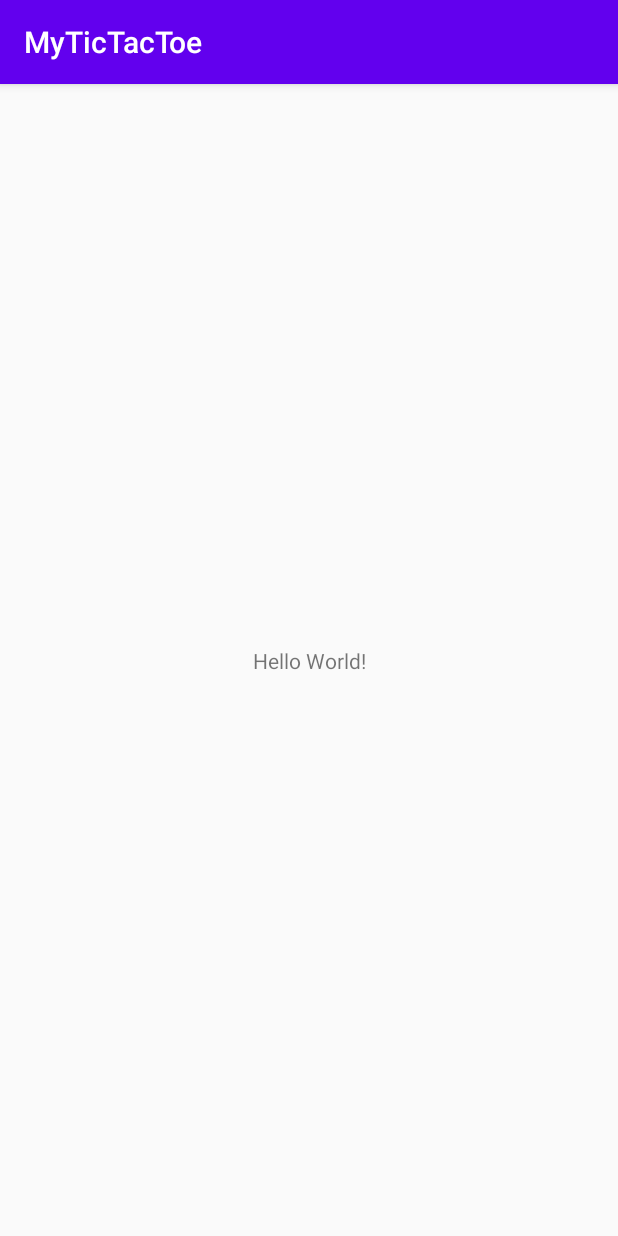
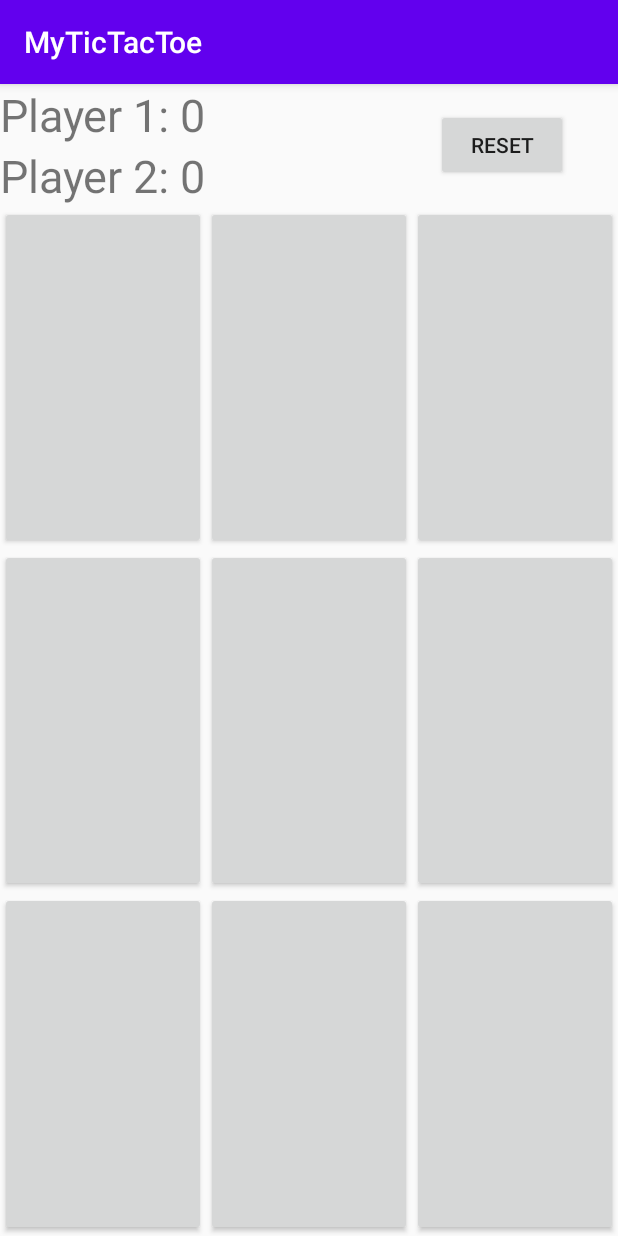
Before and after one commit to JensLantz/MyTicTacToe, an Android app: the screen it shows after launch (MainActivity), on a phone screen of 412 x 824 dp. Run offline under Robolectric (Android 15) with nearby library versions, the phone set to English and light mode, and no system bars.

Commit message:
added basic ui to work with later

```diff
--- a/app/src/main/AndroidManifest.xml
+++ b/app/src/main/AndroidManifest.xml
@@ -1,6 +1,6 @@
 <?xml version="1.0" encoding="utf-8"?>
 <manifest xmlns:android="http://schemas.android.com/apk/res/android"
-    package="com.example.mytictactoe">
+    package="com.example.mytictactoe" >
 
     <application
         android:allowBackup="true"
@@ -8,8 +8,8 @@
         android:label="@string/app_name"
         android:roundIcon="@mipmap/ic_launcher_round"
         android:supportsRtl="true"
-        android:theme="@style/AppTheme">
-        <activity android:name=".MainActivity">
+        android:theme="@style/AppTheme" >
+        <activity android:name=".MainActivity" >
             <intent-filter>
                 <action android:name="android.intent.action.MAIN" />
 
--- a/app/src/main/java/com/example/mytictactoe/MainActivity.java
+++ b/app/src/main/java/com/example/mytictactoe/MainActivity.java
@@ -1,7 +1,6 @@
 package com.example.mytictactoe;
 
 import androidx.appcompat.app.AppCompatActivity;
-
 import android.os.Bundle;
 
 public class MainActivity extends AppCompatActivity {
--- a/app/src/main/res/layout/activity_main.xml
+++ b/app/src/main/res/layout/activity_main.xml
@@ -1,18 +1,124 @@
 <?xml version="1.0" encoding="utf-8"?>
-<androidx.constraintlayout.widget.ConstraintLayout xmlns:android="http://schemas.android.com/apk/res/android"
+<LinearLayout xmlns:android="http://schemas.android.com/apk/res/android"
     xmlns:app="http://schemas.android.com/apk/res-auto"
     xmlns:tools="http://schemas.android.com/tools"
     android:layout_width="match_parent"
     android:layout_height="match_parent"
-    tools:context=".MainActivity">
+    android:orientation="vertical"
+    tools:context="com.example.mytictactoe.MainActivity">
 
-    <TextView
-        android:layout_width="wrap_content"
-        android:layout_height="wrap_content"
-        android:text="Hello World!"
-        app:layout_constraintBottom_toBottomOf="parent"
-        app:layout_constraintLeft_toLeftOf="parent"
-        app:layout_constraintRight_toRightOf="parent"
-        app:layout_constraintTop_toTopOf="parent" />
+    <RelativeLayout
+        android:layout_width="match_parent"
+        android:layout_height="wrap_content">
 
-</androidx.constraintlayout.widget.ConstraintLayout>
+        <TextView
+            android:id="@+id/text_view_p1"
+            android:layout_width="wrap_content"
+            android:layout_height="wrap_content"
+            android:text="Player 1: 0"
+            android:textSize="30sp" />
+
+        <TextView
+            android:id="@+id/text_view_p2"
+            android:layout_width="wrap_content"
+            android:layout_height="wrap_content"
+            android:layout_below="@+id/text_view_p1"
+            android:text="Player 2: 0"
+            android:textSize="30sp" />
+
+        <Button
+            android:id="@+id/button_reset"
+            android:layout_width="wrap_content"
+            android:layout_height="wrap_content"
+            android:layout_alignParentEnd="true"
+            android:layout_centerVertical="true"
+            android:layout_marginEnd="33dp"
+            android:text="reset" />
+
+    </RelativeLayout>
+
+    <LinearLayout
+        android:layout_width="match_parent"
+        android:layout_height="0dp"
+        android:layout_weight="1">
+
+        <Button
+            android:id="@+id/button_00"
+            android:layout_width="0dp"
+            android:layout_height="match_parent"
+            android:layout_weight="1"
+            android:textSize="60sp" />
+
+        <Button
+            android:id="@+id/button_01"
+            android:layout_width="0dp"
+            android:layout_height="match_parent"
+            android:layout_weight="1"
+            android:textSize="60sp" />
+
+        <Button
+            android:id="@+id/button_02"
+            android:layout_width="0dp"
+            android:layout_height="match_parent"
+            android:layout_weight="1"
+            android:textSize="60sp" />
+
+    </LinearLayout>
+
+    <LinearLayout
+        android:layout_width="match_parent"
+        android:layout_height="0dp"
+        android:layout_weight="1">
+
+        <Button
+            android:id="@+id/button_10"
+            android:layout_width="0dp"
+            android:layout_height="match_parent"
+            android:layout_weight="1"
+            android:textSize="60sp" />
+
+        <Button
+            android:id="@+id/button_11"
+            android:layout_width="0dp"
+            android:layout_height="match_parent"
+            android:layout_weight="1"
+            android:textSize="60sp" />
+
+        <Button
+            android:id="@+id/button_12"
+            android:layout_width="0dp"
+            android:layout_height="match_parent"
+            android:layout_weight="1"
+            android:textSize="60sp" />
+
+    </LinearLayout>
+
+    <LinearLayout
+        android:layout_width="match_parent"
+        android:layout_height="0dp"
+        android:layout_weight="1">
+
+        <Button
+            android:id="@+id/button_20"
+            android:layout_width="0dp"
+            android:layout_height="match_parent"
+            android:layout_weight="1"
+            android:textSize="60sp" />
+
+        <Button
+            android:id="@+id/button_21"
+            android:layout_width="0dp"
+            android:layout_height="match_parent"
+            android:layout_weight="1"
+            android:textSize="60sp" />
+
+        <Button
+            android:id="@+id/button_22"
+            android:layout_width="0dp"
+            android:layout_height="match_parent"
+            android:layout_weight="1"
+            android:textSize="60sp" />
+
+    </LinearLayout>
+
+</LinearLayout>
```
